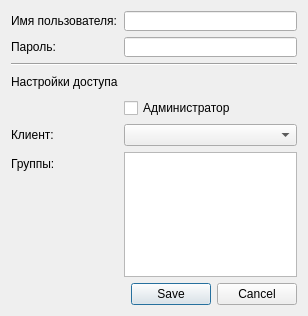
This is usereditor/usereditordialog.ui in QtWorks/VirtualClientDialogEditor as Qt 5 draws it before an edit. The edited form follows.
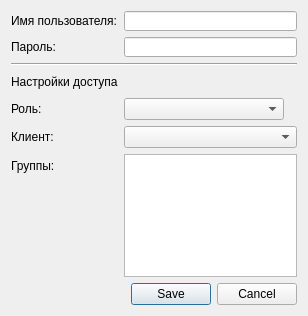
This is the edited form. Custom widgets are drawn as their Qt base class.

Commit message: "admin" flag replaced with several different roles

The edit to the form file:
```diff
--- a/usereditor/usereditordialog.ui
+++ b/usereditor/usereditordialog.ui
@@ -88,10 +88,10 @@
        </property>
       </widget>
      </item>
-     <item row="4" column="1">
-      <widget class="QCheckBox" name="adminCheckBox">
+     <item row="4" column="0">
+      <widget class="QLabel" name="label_4">
        <property name="text">
-        <string>Администратор</string>
+        <string>Роль:</string>
        </property>
       </widget>
      </item>
@@ -115,18 +115,26 @@
      <item row="6" column="1">
       <widget class="GroupsListWidget" name="groupsListWidget"/>
      </item>
-     <item row="4" column="0">
-      <spacer name="horizontalSpacer">
-       <property name="orientation">
-        <enum>Qt::Horizontal</enum>
-       </property>
-       <property name="sizeHint" stdset="0">
-        <size>
-         <width>40</width>
-         <height>20</height>
-        </size>
-       </property>
-      </spacer>
+     <item row="4" column="1">
+      <layout class="QHBoxLayout" name="horizontalLayout">
+       <item>
+        <widget class="QComboBox" name="roleComboBox">
+         <property name="sizePolicy">
+          <sizepolicy hsizetype="Expanding" vsizetype="Fixed">
+           <horstretch>0</horstretch>
+           <verstretch>0</verstretch>
+          </sizepolicy>
+         </property>
+        </widget>
+       </item>
+       <item>
+        <widget class="QLabel" name="roleInfoLabel">
+         <property name="text">
+          <string/>
+         </property>
+        </widget>
+       </item>
+      </layout>
      </item>
     </layout>
    </item>
```
Left out of the diff: 35 changed lines with no effect on the pictures. The commit also changes 5 other files.
